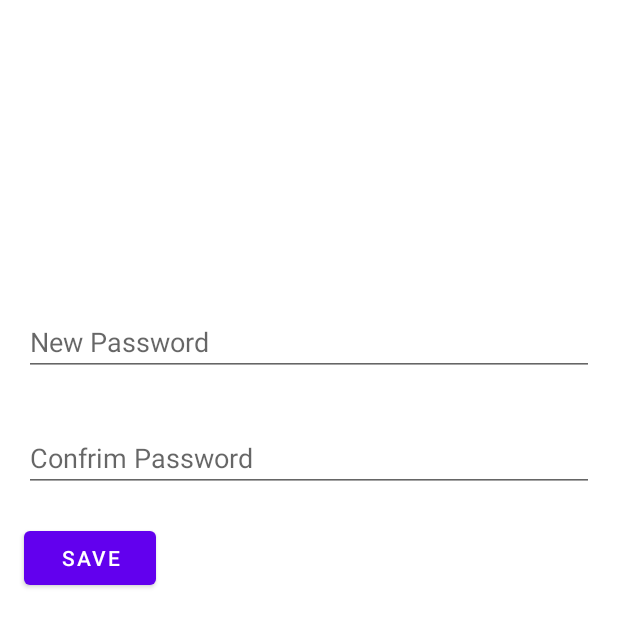
After one commit to GabrielDelaPena/RebruxTrends, an Android app: the ChangePasswordFragment screen opened through its navigation route, on a phone screen of 412 x 824 dp. The commit adds this screen. Shown: the top 627 px of the screen. Run offline under Robolectric (Android 15) with nearby library versions, the phone set to English and light mode, and no system bars.

Commit message:
Added ChangePasswordFragment en Implements change/update password.

```diff
--- /dev/null
+++ b/app/src/main/java/be/ehb/rebruxdef/fragments/ChangePasswordFragment.java
@@ -0,0 +1,95 @@
+package be.ehb.rebruxdef.fragments;
+
+import android.annotation.SuppressLint;
+import android.os.Bundle;
+import android.view.LayoutInflater;
+import android.view.View;
+import android.view.ViewGroup;
+import android.widget.EditText;
+import android.widget.Toast;
+
+import androidx.annotation.NonNull;
+import androidx.annotation.Nullable;
+import androidx.fragment.app.Fragment;
+import androidx.navigation.fragment.NavHostFragment;
+
+import java.io.IOException;
+
+import be.ehb.rebruxdef.R;
+import be.ehb.rebruxdef.databinding.FragmentChangePasswordBinding;
+import okhttp3.MediaType;
+import okhttp3.OkHttpClient;
+import okhttp3.Request;
+import okhttp3.RequestBody;
+import okhttp3.Response;
+
+public class ChangePasswordFragment extends Fragment {
+
+    private FragmentChangePasswordBinding binding;
+    EditText password, confirmPassword;
+    int status;
+
+    @Nullable
+    @Override
+    public View onCreateView(@NonNull LayoutInflater inflater, @Nullable ViewGroup container, @Nullable Bundle savedInstanceState) {
+        binding = FragmentChangePasswordBinding.inflate(inflater, container, false);
+        password = binding.etNewPassword;
+        confirmPassword = binding.etConfirmPassword;
+        return binding.getRoot();
+    }
+
+    @SuppressLint("SetTextI18n")
+    @Override
+    public void onViewCreated(@NonNull View view, @Nullable Bundle savedInstanceState) {
+        super.onViewCreated(view, savedInstanceState);
+        Bundle bundle = getArguments();
+
+        binding.btnUpdateSave.setOnClickListener(
+                (View v) -> {
+                    if (!password.getText().toString().equals(confirmPassword.getText().toString())) {
+                        Toast.makeText(getActivity(), "Both password are not the same, pls try again.", Toast.LENGTH_SHORT).show();
+                    } else {
+                        onUpdatePasswordCallAPI(bundle.getString("email"), password.getText().toString());
+                    }
+                }
+        );
+    }
+
+    public void onUpdatePasswordCallAPI(String email, String password) {
+        Thread thread = new Thread(new Runnable() {
+            @Override
+            public void run() {
+                OkHttpClient client = new OkHttpClient().newBuilder()
+                        .build();
+                MediaType mediaType = MediaType.parse("application/json");
+                RequestBody body = RequestBody.create(mediaType, "{\r\n    \"email\": \"" + email +
+                        "\",\r\n    \"password\": \"" + password + "\"\r\n}");
+                Request request = new Request.Builder()
+                        .url("https://rebrux-backend-node-side.onrender.com/api/users/password/update")
+                        .method("POST", body)
+                        .addHeader("Content-Type", "application/json")
+                        .build();
+                try {
+                    int response = client.newCall(request).execute().code();
+                    status = response;
+                } catch (IOException e) {
+                    e.printStackTrace();
+                }
+            }
+        });
+        thread.start();
+
+        try {
+            thread.join();
+            if (status == 200) {
+                NavHostFragment.findNavController(ChangePasswordFragment.this)
+                        .navigate(R.id.action_changePasswordFragment_to_loginFragment);
+                Toast.makeText(getActivity(), email + " updated password.", Toast.LENGTH_SHORT).show();
+            } else {
+                Toast.makeText(getActivity(), "Something went wrong, pls try again later.", Toast.LENGTH_SHORT).show();
+            }
+        } catch (InterruptedException e) {
+            e.printStackTrace();
+        }
+    }
+}
--- a/app/src/main/java/be/ehb/rebruxdef/fragments/HomeFragment.java
+++ b/app/src/main/java/be/ehb/rebruxdef/fragments/HomeFragment.java
@@ -228,8 +228,8 @@ public class HomeFragment extends Fragment {
             public void onSuccess(Location location) {
                 if (location != null) {
                     currentLocation = location;
-                    // LatLng coorden = new LatLng(location.getLatitude(),location.getLongitude());
-                    LatLng coorden = new LatLng(50.8365808,4.308187);
+                    LatLng coorden = new LatLng(location.getLatitude(),location.getLongitude());
+                    //LatLng coorden = new LatLng(50.8365808,4.308187);
                     CameraUpdate cameraUpdate = CameraUpdateFactory.newLatLngZoom(coorden, 12);
                     mGoogleMap.animateCamera(cameraUpdate);
                 } else {
--- a/app/src/main/java/be/ehb/rebruxdef/fragments/RegisterFragment.java
+++ b/app/src/main/java/be/ehb/rebruxdef/fragments/RegisterFragment.java
@@ -48,11 +48,18 @@ public class RegisterFragment extends Fragment {
     public void onViewCreated(@NonNull View view, Bundle savedInstanceState) {
         super.onViewCreated(view, savedInstanceState);
 
+        binding.btnRegisterToForgotpassword.setOnClickListener(
+            (View v) -> {
+                NavHostFragment.findNavController(RegisterFragment.this)
+                        .navigate(R.id.action_register_to_forgotpassword);
+            }
+        );
+
         binding.btnRegisterToLogin.setOnClickListener(
-                (View v) -> {
-                    NavHostFragment.findNavController(RegisterFragment.this)
-                            .navigate(R.id.action_register_to_login);
-                }
+            (View v) -> {
+                NavHostFragment.findNavController(RegisterFragment.this)
+                        .navigate(R.id.action_register_to_login);
+            }
         );
 
         binding.btnSingup.setOnClickListener(
--- /dev/null
+++ b/app/src/main/res/layout/fragment_change_password.xml
@@ -0,0 +1,49 @@
+<?xml version="1.0" encoding="utf-8"?>
+<androidx.constraintlayout.widget.ConstraintLayout xmlns:android="http://schemas.android.com/apk/res/android"
+    xmlns:app="http://schemas.android.com/apk/res-auto"
+    xmlns:tools="http://schemas.android.com/tools"
+    android:layout_width="match_parent"
+    android:layout_height="match_parent">
+
+    <EditText
+        android:id="@+id/et_new_password"
+        android:layout_width="0dp"
+        android:layout_height="wrap_content"
+        android:layout_marginStart="16dp"
+        android:layout_marginTop="205dp"
+        android:layout_marginEnd="16dp"
+        android:ems="10"
+        android:hint="New Password"
+        android:inputType="textPersonName"
+        android:password="true"
+        app:layout_constraintEnd_toEndOf="parent"
+        app:layout_constraintHorizontal_bias="0.0"
+        app:layout_constraintStart_toStartOf="parent"
+        app:layout_constraintTop_toTopOf="parent" />
+
+    <EditText
+        android:id="@+id/et_confirm_password"
+        android:layout_width="0dp"
+        android:layout_height="wrap_content"
+        android:layout_marginStart="16dp"
+        android:layout_marginTop="32dp"
+        android:layout_marginEnd="16dp"
+        android:ems="10"
+        android:hint="Confrim Password"
+        android:inputType="textPersonName"
+        android:password="true"
+        app:layout_constraintEnd_toEndOf="parent"
+        app:layout_constraintHorizontal_bias="0.0"
+        app:layout_constraintStart_toStartOf="parent"
+        app:layout_constraintTop_toBottomOf="@+id/et_new_password" />
+
+    <Button
+        android:id="@+id/btn_update_save"
+        android:layout_width="wrap_content"
+        android:layout_height="wrap_content"
+        android:layout_marginStart="16dp"
+        android:layout_marginTop="20dp"
+        android:text="Save"
+        app:layout_constraintStart_toStartOf="parent"
+        app:layout_constraintTop_toBottomOf="@+id/et_confirm_password" />
+</androidx.constraintlayout.widget.ConstraintLayout>
--- a/app/src/main/res/navigation/main_nav.xml
+++ b/app/src/main/res/navigation/main_nav.xml
@@ -46,6 +46,9 @@
         <action
             android:id="@+id/action_forgotpassword_to_register"
             app:destination="@id/registerFragment" />
+        <action
+            android:id="@+id/action_forgotpasswordFragment_to_changePasswordFragment"
+            app:destination="@id/changePasswordFragment" />
     </fragment>
     <fragment
         android:id="@+id/homeFragment"
@@ -74,4 +77,12 @@
             android:id="@+id/action_profileFragment_to_loginFragment"
             app:destination="@id/loginFragment" />
     </fragment>
+    <fragment
+        android:id="@+id/changePasswordFragment"
+        android:name="be.ehb.rebruxdef.fragments.ChangePasswordFragment"
+        android:label="ChangePasswordFragment" >
+        <action
+            android:id="@+id/action_changePasswordFragment_to_loginFragment"
+            app:destination="@id/loginFragment" />
+    </fragment>
 </navigation>
```
Also changed, not shown: app/src/main/java/be/ehb/rebruxdef/fragments/ForgotpasswordFragment.java (+32 -42 lines), app/src/main/java/be/ehb/rebruxdef/fragments/LoginFragment.java (+7 -0 lines).
